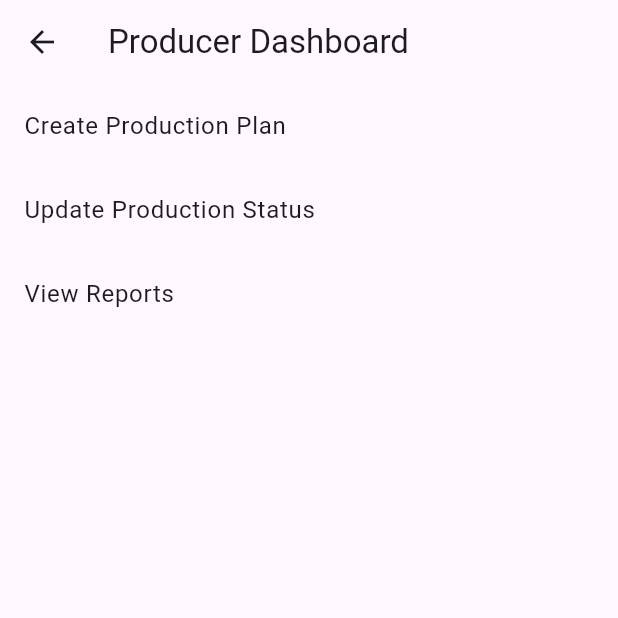
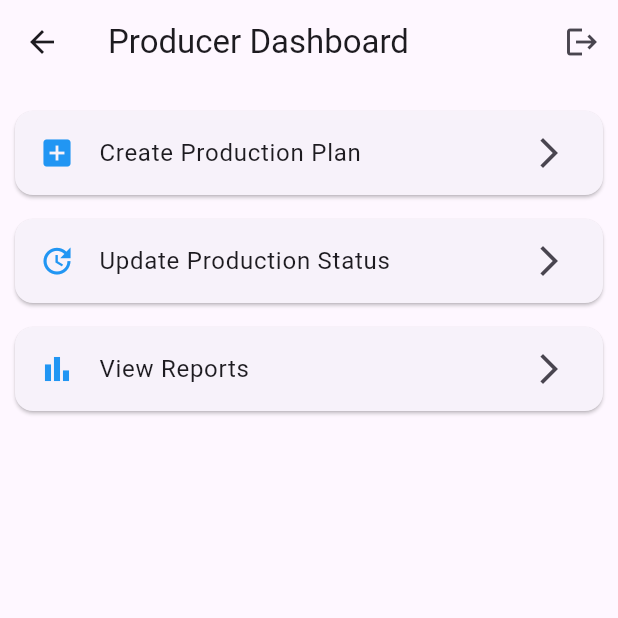
Before and after one commit to Abis641/footwear_mms_v2, a Flutter app: the ProducerDashboard screen opened directly, on a phone screen of 412 x 824 dp, the top half of it. Run offline on Flutter 3.47's test engine with Material 3 defaults, Android fonts, the phone set to English and light mode, and no system bars; our stand-ins replace cloud_firestore, firebase_auth, firebase_core; accounts and stored records are empty.

Commit message:
Refactor Producer Dashboard with card widgets

```diff
--- a/lib/producer/producer_dashboard.dart
+++ b/lib/producer/producer_dashboard.dart
@@ -1,4 +1,7 @@
 import 'package:flutter/material.dart';
+import 'package:firebase_auth/firebase_auth.dart';
+
+import '../auth/login_screen.dart';
 import 'production_plan_page.dart';
 import 'production_status_page.dart';
 import 'production_reports_page.dart';
@@ -9,32 +12,69 @@ class ProducerDashboard extends StatelessWidget {
   @override
   Widget build(BuildContext context) {
     return Scaffold(
-      appBar: AppBar(title: const Text("Producer Dashboard")),
+      appBar: AppBar(
+        title: const Text("Producer Dashboard"),
+        actions: [
+          IconButton(
+            icon: const Icon(Icons.logout),
+            onPressed: () async {
+              await FirebaseAuth.instance.signOut();
+
+              Navigator.pushAndRemoveUntil(
+                context,
+                MaterialPageRoute(
+                  builder: (_) => const LoginScreen(),
+                ),
+                (route) => false,
+              );
+            },
+          ),
+        ],
+      ),
+
       body: ListView(
+        padding: const EdgeInsets.all(10),
         children: [
-          ListTile(
-            title: const Text("Create Production Plan"),
-            onTap: () => Navigator.push(
-              context,
-              MaterialPageRoute(builder: (_) => const ProductionPlanPage()),
-            ),
+          _buildCard(
+            context,
+            title: "Create Production Plan",
+            icon: Icons.add_box,
+            page: const ProductionPlanPage(),
           ),
-          ListTile(
-            title: const Text("Update Production Status"),
-            onTap: () => Navigator.push(
-              context,
-              MaterialPageRoute(builder: (_) => const ProductionStatusPage()),
-            ),
+          _buildCard(
+            context,
+            title: "Update Production Status",
+            icon: Icons.update,
+            page: const ProductionStatusPage(),
           ),
-          ListTile(
-            title: const Text("View Reports"),
-            onTap: () => Navigator.push(
-              context,
-              MaterialPageRoute(builder: (_) => const ProductionReportsPage()),
-            ),
+          _buildCard(
+            context,
+            title: "View Reports",
+            icon: Icons.bar_chart,
+            page: const ProductionReportsPage(),
           ),
         ],
       ),
     );
   }
+
+  Widget _buildCard(
+    BuildContext context, {
+    required String title,
+    required IconData icon,
+    required Widget page,
+  }) {
+    return Card(
+      margin: const EdgeInsets.symmetric(vertical: 8),
+      child: ListTile(
+        leading: Icon(icon, color: Colors.blue),
+        title: Text(title),
+        trailing: const Icon(Icons.arrow_forward_ios),
+        onTap: () => Navigator.push(
+          context,
+          MaterialPageRoute(builder: (_) => page),
+        ),
+      ),
+    );
+  }
 }
```
